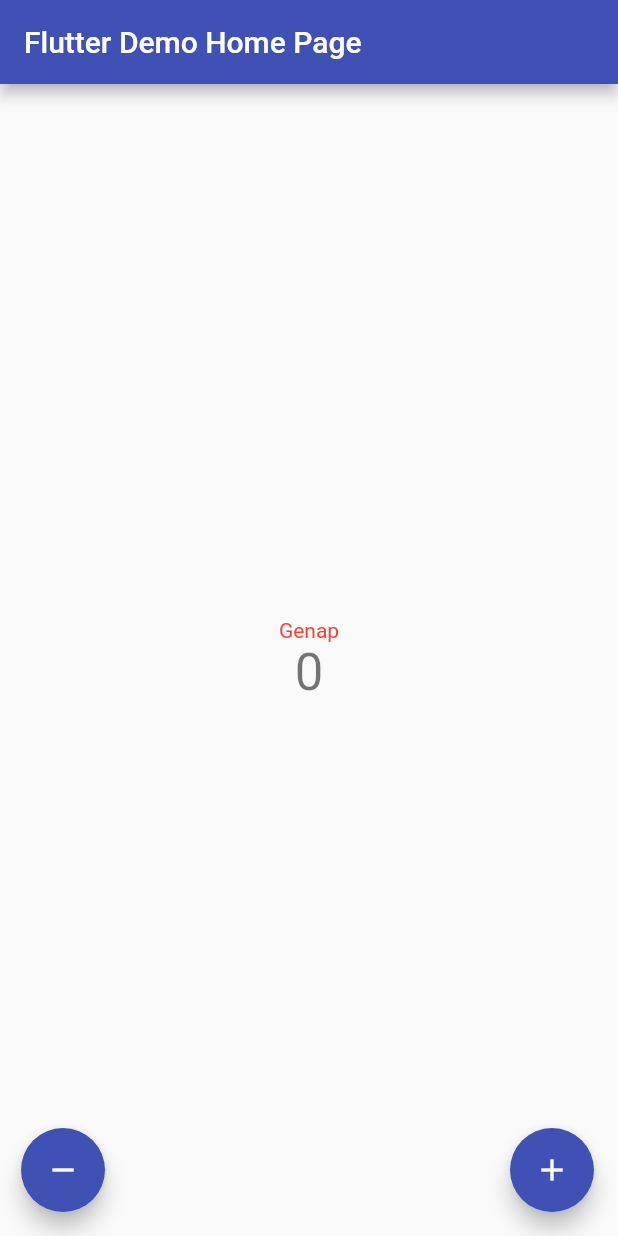
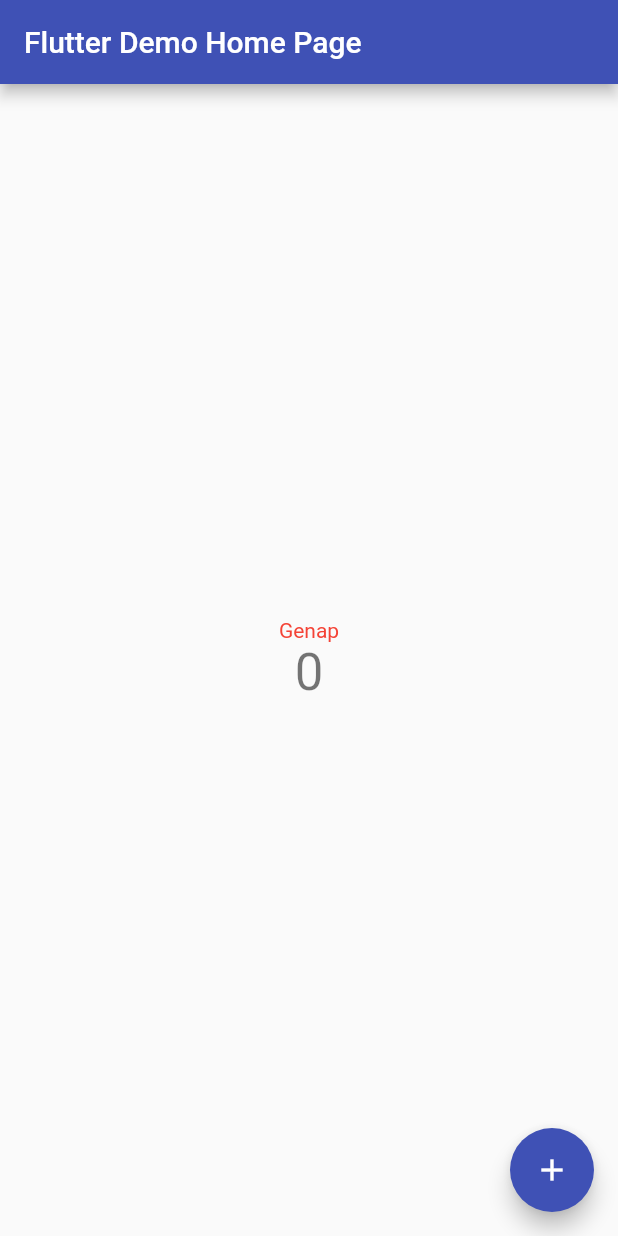
Before and after one commit to bayurisma/pbp-flutter-lab, a Flutter app: the screen it shows after launch, on a phone screen of 412 x 824 dp. Run offline on Flutter 3.47's test engine with Material 2 defaults, Android fonts, the phone set to English and light mode, and no system bars.

Commit message:
remove decrement button feature

```diff
--- a/lib/main.dart
+++ b/lib/main.dart
@@ -60,12 +60,10 @@ class _MyHomePageState extends State<MyHomePage> {
         child: Column(
           mainAxisAlignment: MainAxisAlignment.center,
           children: <Widget>[
-            Text(
-              isEven ? "Genap" : "Ganjil",
-              style: TextStyle(
-                color: isEven ? Colors.red : Colors.blue,
-              )
-            ),
+            Text(isEven ? "Genap" : "Ganjil",
+                style: TextStyle(
+                  color: isEven ? Colors.red : Colors.blue,
+                )),
             Text(
               '$_counter',
               style: Theme.of(context).textTheme.headline4,
@@ -78,16 +76,19 @@ class _MyHomePageState extends State<MyHomePage> {
         child: Row(
           mainAxisAlignment: MainAxisAlignment.spaceBetween,
           children: [
-            FloatingActionButton(
-              onPressed: _decrementCounter,
-              tooltip: 'Decrement',
-              child: const Icon(Icons.remove),
+            Visibility(
+              visible: _counter > 0,
+              child: FloatingActionButton(
+                onPressed: _decrementCounter,
+                tooltip: 'Decrement',
+                child: const Icon(Icons.remove),)
             ),
-            FloatingActionButton(
+            Visibility(
+              visible: true,
+              child: FloatingActionButton(
               onPressed: _incrementCounter,
               tooltip: 'Increment',
-              child: const Icon(Icons.add),
-            ),
+              child: const Icon(Icons.add),))
           ],
         ),
       ), // This trailing comma makes auto-formatting nicer for build methods.
```
